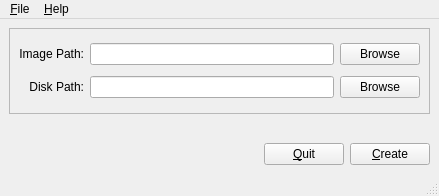
The window that data/ui/qtMain.ui (gkmngrgn/puding) describes before a commit, drawn with Qt 5.
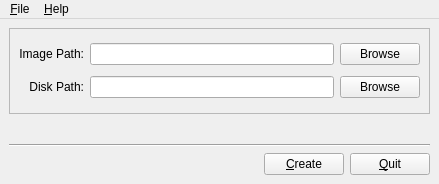
The same window after the commit. Icons and pictures are not drawn.

Commit message: remove statusbar and add horizontal line.

Patch:
```diff
--- a/data/ui/qtMain.ui
+++ b/data/ui/qtMain.ui
@@ -7,7 +7,7 @@
     <x>0</x>
     <y>0</y>
     <width>439</width>
-    <height>196</height>
+    <height>184</height>
    </rect>
   </property>
   <property name="minimumSize">
@@ -104,6 +104,13 @@
       </property>
      </spacer>
     </item>
+    <item>
+     <widget class="Line" name="line">
+      <property name="orientation">
+       <enum>Qt::Horizontal</enum>
+      </property>
+     </widget>
+    </item>
     <item>
      <layout class="QHBoxLayout" name="horizontalLayout">
       <item>
@@ -119,17 +126,6 @@
         </property>
        </spacer>
       </item>
-      <item>
-       <widget class="QPushButton" name="button_quit">
-        <property name="text">
-         <string>&amp;Quit</string>
-        </property>
-        <property name="icon">
-         <iconset resource="../icons.qrc">
-          <normaloff>:/icons/images/exit.png</normaloff>:/icons/images/exit.png</iconset>
-        </property>
-       </widget>
-      </item>
       <item>
        <widget class="QPushButton" name="button_create">
         <property name="text">
@@ -141,6 +137,17 @@
         </property>
        </widget>
       </item>
+      <item>
+       <widget class="QPushButton" name="button_quit">
+        <property name="text">
+         <string>&amp;Quit</string>
+        </property>
+        <property name="icon">
+         <iconset resource="../icons.qrc">
+          <normaloff>:/icons/images/exit.png</normaloff>:/icons/images/exit.png</iconset>
+        </property>
+       </widget>
+      </item>
      </layout>
     </item>
    </layout>
@@ -169,7 +176,6 @@
    <addaction name="menuFile"/>
    <addaction name="menu_Help"/>
   </widget>
-  <widget class="QStatusBar" name="statusbar"/>
   <action name="actionQuit">
    <property name="icon">
     <iconset resource="../icons.qrc">
```
